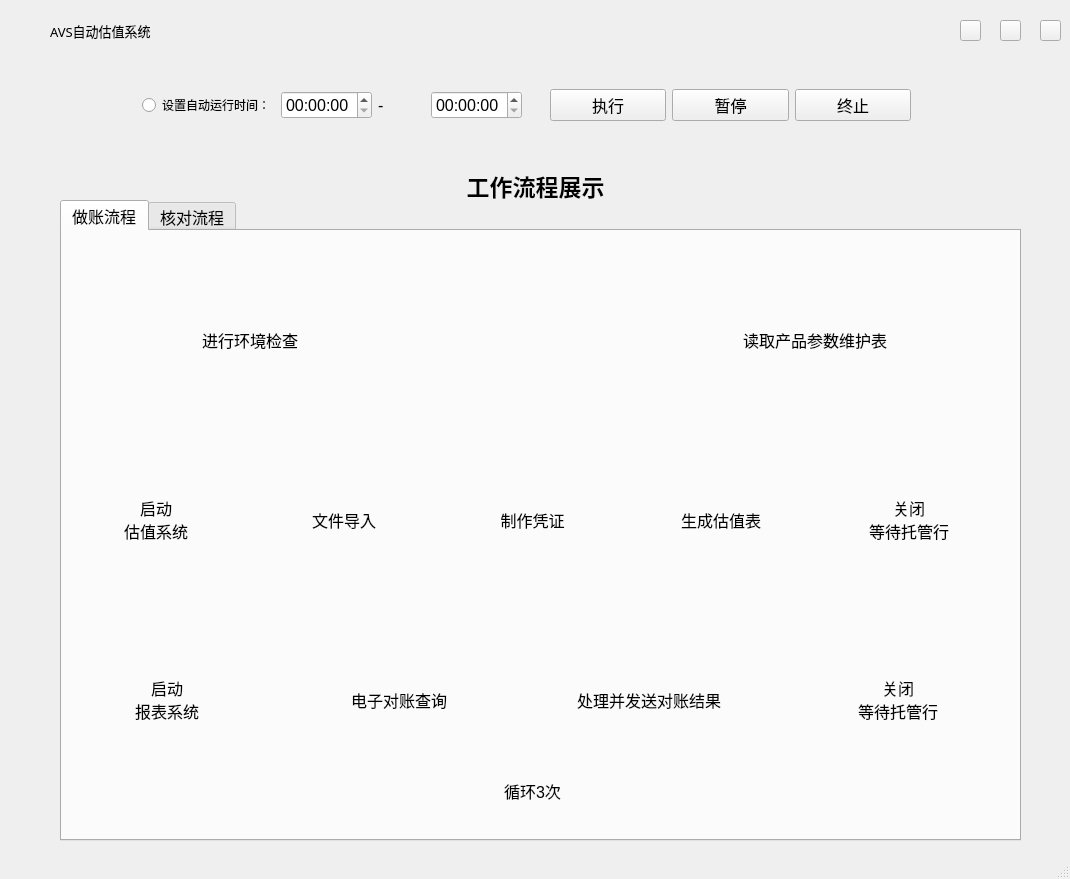
This is uianimation/yhsb/windowsmomo.ui in buffer8848/pywinauto_samples as Qt 5 draws it before an edit. The edited form follows.
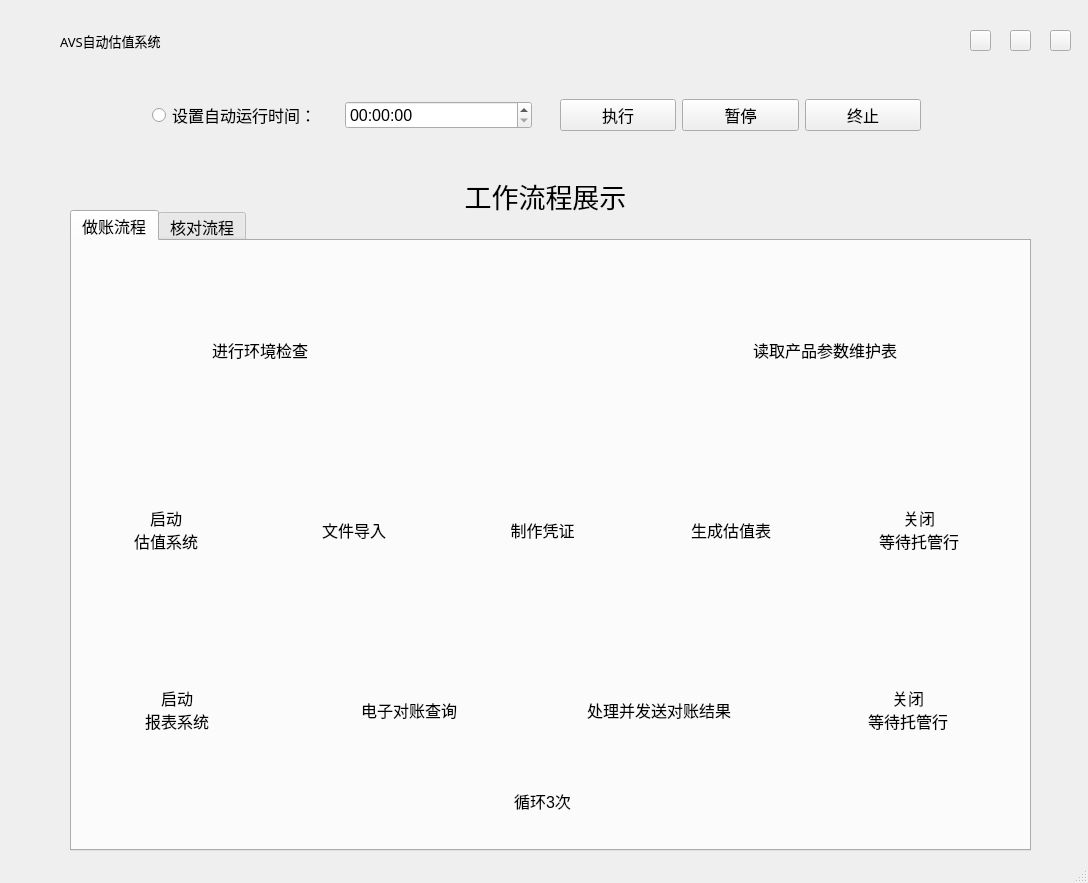
This is the edited form.

The edit to the form file:
```diff
--- a/uianimation/yhsb/windowsmomo.ui
+++ b/uianimation/yhsb/windowsmomo.ui
@@ -6,8 +6,8 @@
    <rect>
     <x>0</x>
     <y>0</y>
-    <width>1070</width>
-    <height>879</height>
+    <width>1088</width>
+    <height>883</height>
    </rect>
   </property>
   <property name="font">
@@ -28,8 +28,8 @@
    <widget class="QWidget" name="horizontalLayoutWidget_3">
     <property name="geometry">
      <rect>
-      <x>142</x>
-      <y>70</y>
+      <x>152</x>
+      <y>80</y>
       <width>380</width>
       <height>71</height>
      </rect>
@@ -45,7 +45,7 @@
          <property name="font">
           <font>
            <family>黑体</family>
-           <pointsize>9</pointsize>
+           <pointsize>12</pointsize>
            <weight>50</weight>
            <bold>false</bold>
           </font>
@@ -58,25 +58,19 @@
       </layout>
      </item>
      <item>
-      <widget class="QTimeEdit" name="startTimeEdit"/>
-     </item>
-     <item>
-      <widget class="QLabel" name="timeLabel2">
-       <property name="text">
-        <string>-</string>
-       </property>
-      </widget>
-     </item>
-     <item>
-      <widget class="QTimeEdit" name="endTimeEdit"/>
+      <layout class="QHBoxLayout" name="horizontalLayout_2">
+       <item>
+        <widget class="QTimeEdit" name="startTimeEdit"/>
+       </item>
+      </layout>
      </item>
     </layout>
    </widget>
    <widget class="QWidget" name="horizontalLayoutWidget">
     <property name="geometry">
      <rect>
-      <x>550</x>
-      <y>70</y>
+      <x>560</x>
+      <y>80</y>
       <width>361</width>
       <height>71</height>
      </rect>
@@ -108,8 +102,8 @@
    <widget class="QLabel" name="workLabel">
     <property name="geometry">
      <rect>
-      <x>420</x>
-      <y>170</y>
+      <x>430</x>
+      <y>180</y>
       <width>231</width>
       <height>31</height>
      </rect>
@@ -117,9 +111,9 @@
     <property name="font">
      <font>
       <family>楷体</family>
-      <pointsize>17</pointsize>
-      <weight>75</weight>
-      <bold>true</bold>
+      <pointsize>20</pointsize>
+      <weight>50</weight>
+      <bold>false</bold>
      </font>
     </property>
     <property name="text">
@@ -132,8 +126,8 @@
    <widget class="QLabel" name="icon">
     <property name="geometry">
      <rect>
-      <x>50</x>
-      <y>20</y>
+      <x>60</x>
+      <y>30</y>
       <width>291</width>
       <height>21</height>
      </rect>
@@ -156,8 +150,8 @@
    <widget class="QPushButton" name="setting">
     <property name="geometry">
      <rect>
-      <x>960</x>
-      <y>20</y>
+      <x>970</x>
+      <y>30</y>
       <width>21</width>
       <height>21</height>
      </rect>
@@ -175,8 +169,8 @@
    <widget class="QPushButton" name="min">
     <property name="geometry">
      <rect>
-      <x>1000</x>
-      <y>20</y>
+      <x>1010</x>
+      <y>30</y>
       <width>21</width>
       <height>21</height>
      </rect>
@@ -194,8 +188,8 @@
    <widget class="QPushButton" name="quit">
     <property name="geometry">
      <rect>
-      <x>1040</x>
-      <y>20</y>
+      <x>1050</x>
+      <y>30</y>
       <width>21</width>
       <height>21</height>
      </rect>
@@ -207,8 +201,8 @@
    <widget class="QTabWidget" name="tabWidget">
     <property name="geometry">
      <rect>
-      <x>60</x>
-      <y>200</y>
+      <x>70</x>
+      <y>210</y>
       <width>961</width>
       <height>641</height>
      </rect>
@@ -1266,8 +1260,8 @@
    <widget class="QLabel" name="iconpic">
     <property name="geometry">
      <rect>
-      <x>10</x>
-      <y>10</y>
+      <x>20</x>
+      <y>20</y>
       <width>31</width>
       <height>31</height>
      </rect>
```
